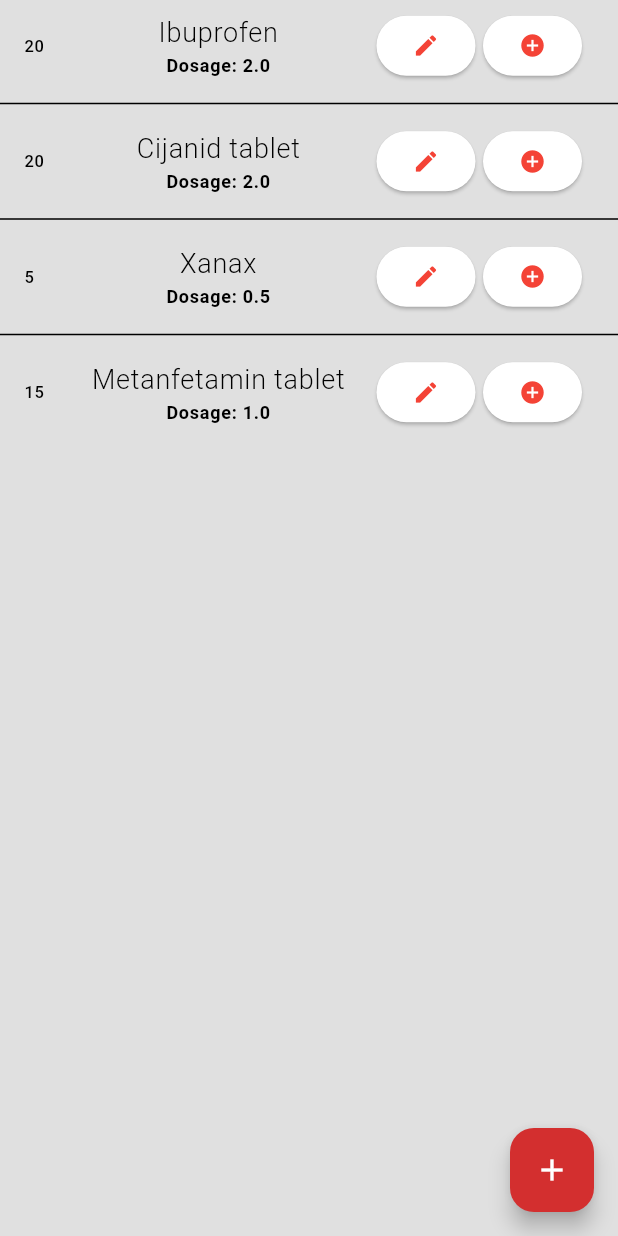
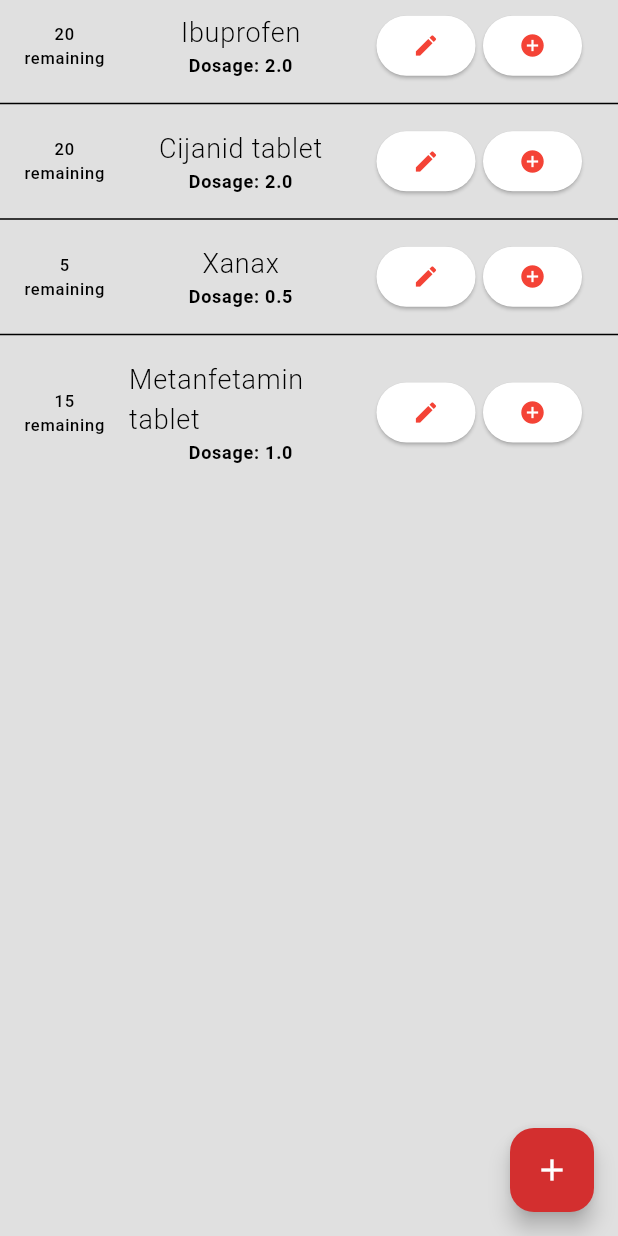
Before and after one commit to mzaninovic555/RMA_projekt_23-24, a Flutter app: the Medication screen opened directly, on a phone screen of 412 x 824 dp. Run offline on Flutter 3.47's test engine with Material 3 defaults, Android fonts, the phone set to English and light mode, and no system bars; our stand-ins replace google_nav_bar, shared_preferences; accounts and stored records are empty.

Commit message:
Deleting medication, styling changes on medication screen

```diff
--- a/medicationapp/lib/pages/medication/medication.dart
+++ b/medicationapp/lib/pages/medication/medication.dart
@@ -40,7 +40,13 @@ class _MedicationState extends State<Medication> {
         separatorBuilder: (BuildContext context, int index) => const Divider(),
         itemBuilder: (BuildContext context, int index) {
           return ListTile(
-            leading: Text('${mockMedication[index].quantityRemaining}'),
+            leading: Column(
+              mainAxisAlignment: MainAxisAlignment.center,
+              children: [
+                Text('${mockMedication[index].quantityRemaining}'),
+                const Text('remaining')
+              ],
+            ),
             title: Column(
               children: [
                 Text(
```
